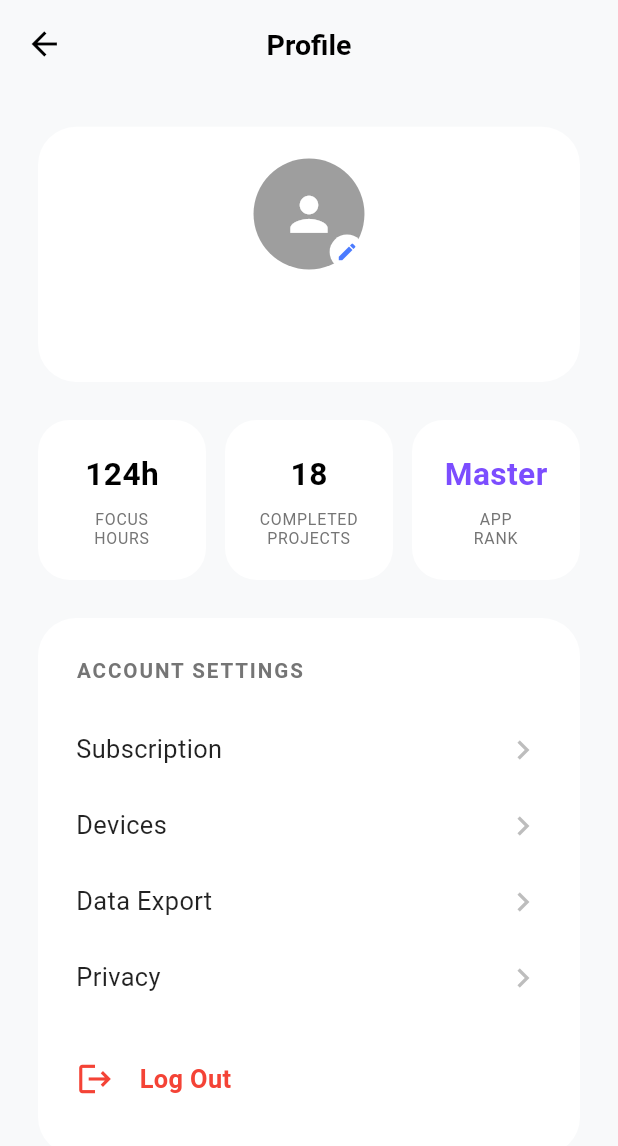
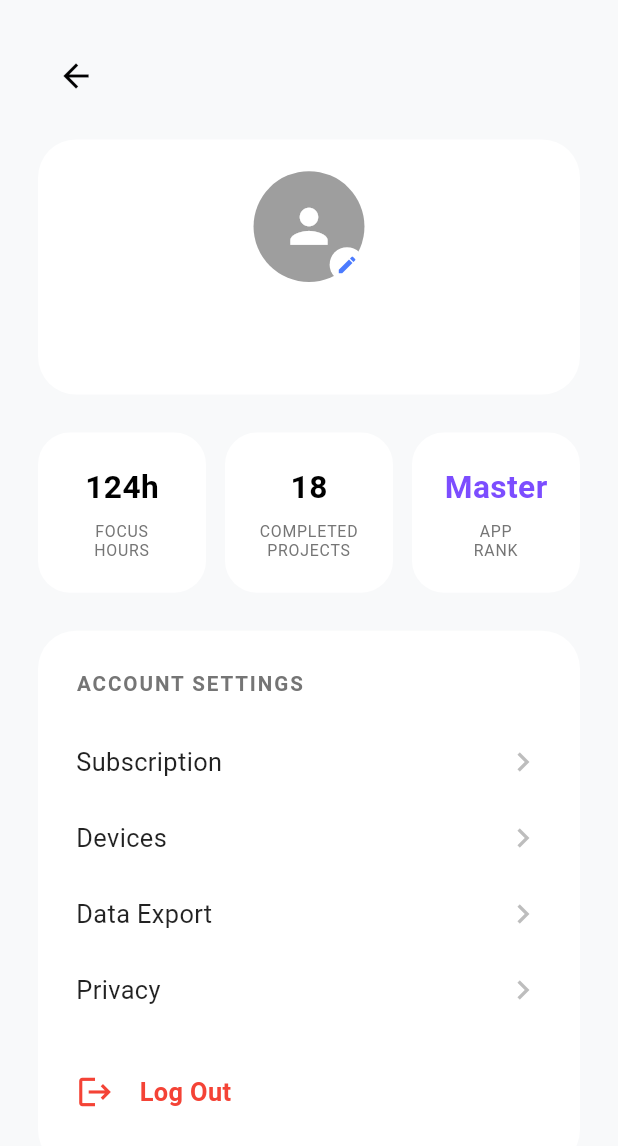
Before and after one commit to Ankitkumar72/synq, a Flutter app: the ProfileScreen screen opened directly, on a phone screen of 412 x 824 dp. Shown: the top 1146 px of the screen. Run offline on Flutter 3.47's test engine with Material 3 defaults, Android fonts, the phone set to English and light mode, and no system bars; our stand-ins replace cloud_firestore, device_info_plus, firebase_auth, firebase_core, firebase_messaging, flutter_local_notifications and 9 more; missing offline and left inert: firebase_app_check, flutter_quill, html2md, markdown, markdown_quill, super_clipboard; accounts and stored records are empty; generated files the repository leaves out were written again.

Commit message:
cleaned an UI refcator issue

```diff
--- a/lib/features/profile/presentation/profile_screen.dart
+++ b/lib/features/profile/presentation/profile_screen.dart
@@ -17,24 +17,6 @@ class ProfileScreen extends StatelessWidget {
     final canPop = Navigator.canPop(context);
     return Scaffold(
       backgroundColor: AppColors.background,
-      appBar: AppBar(
-        backgroundColor: Colors.transparent,
-        elevation: 0,
-        leading: canPop
-            ? IconButton(
-                icon: const Icon(Icons.arrow_back, color: Colors.black),
-                onPressed: () => Navigator.pop(context),
-              )
-            : null,
-        title: const Text(
-          'Profile',
-          style: TextStyle(
-            color: Colors.black,
-            fontWeight: FontWeight.bold,
-          ),
-        ),
-        centerTitle: true,
-      ),
       body: SafeArea(
         child: LayoutBuilder(
           builder: (context, constraints) {
@@ -47,6 +29,19 @@ class ProfileScreen extends StatelessWidget {
                     mainAxisSize: MainAxisSize.min,
                     mainAxisAlignment: MainAxisAlignment.start,
                     children: [
+                      if (canPop)
+                        Align(
+                          alignment: Alignment.centerLeft,
+                          child: Padding(
+                            padding: const EdgeInsets.only(bottom: 16),
+                            child: IconButton(
+                              icon: const Icon(Icons.arrow_back, color: Colors.black),
+                              onPressed: () => Navigator.pop(context),
+                              padding: EdgeInsets.zero,
+                              constraints: const BoxConstraints(),
+                            ),
+                          ),
+                        ),
                       // Profile Header
                       Container(
                         width: double.infinity,
```
